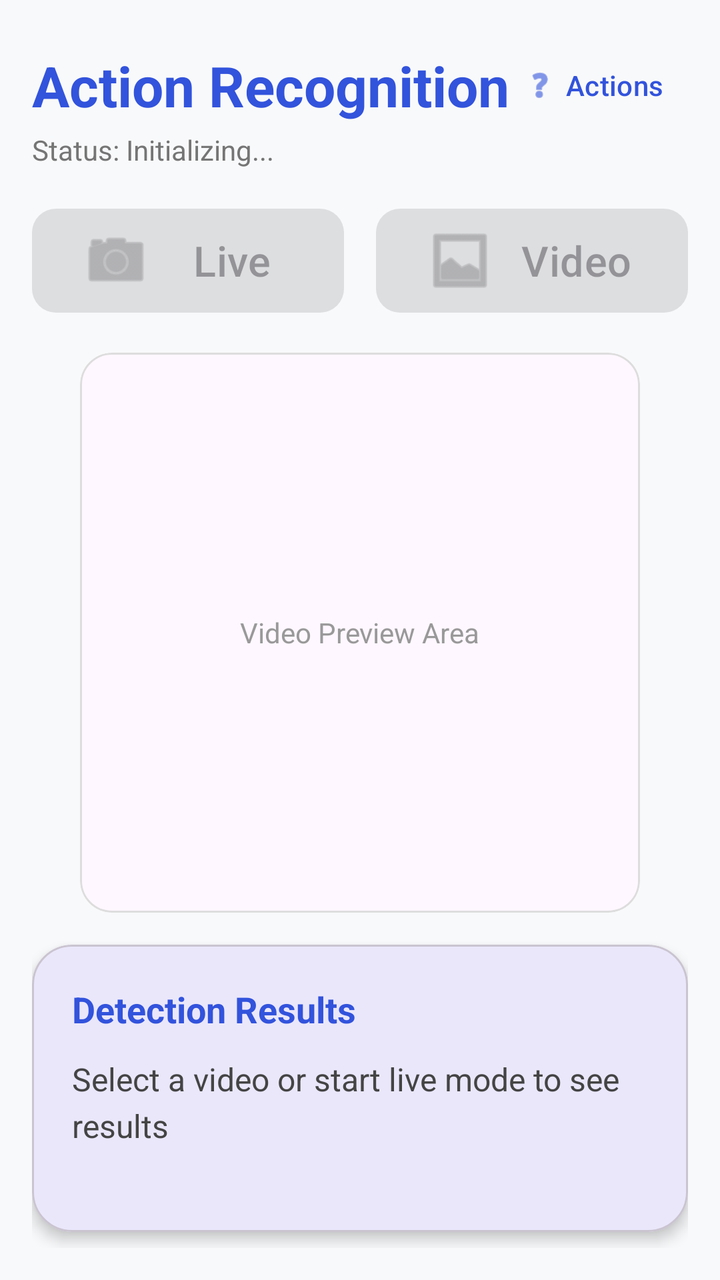
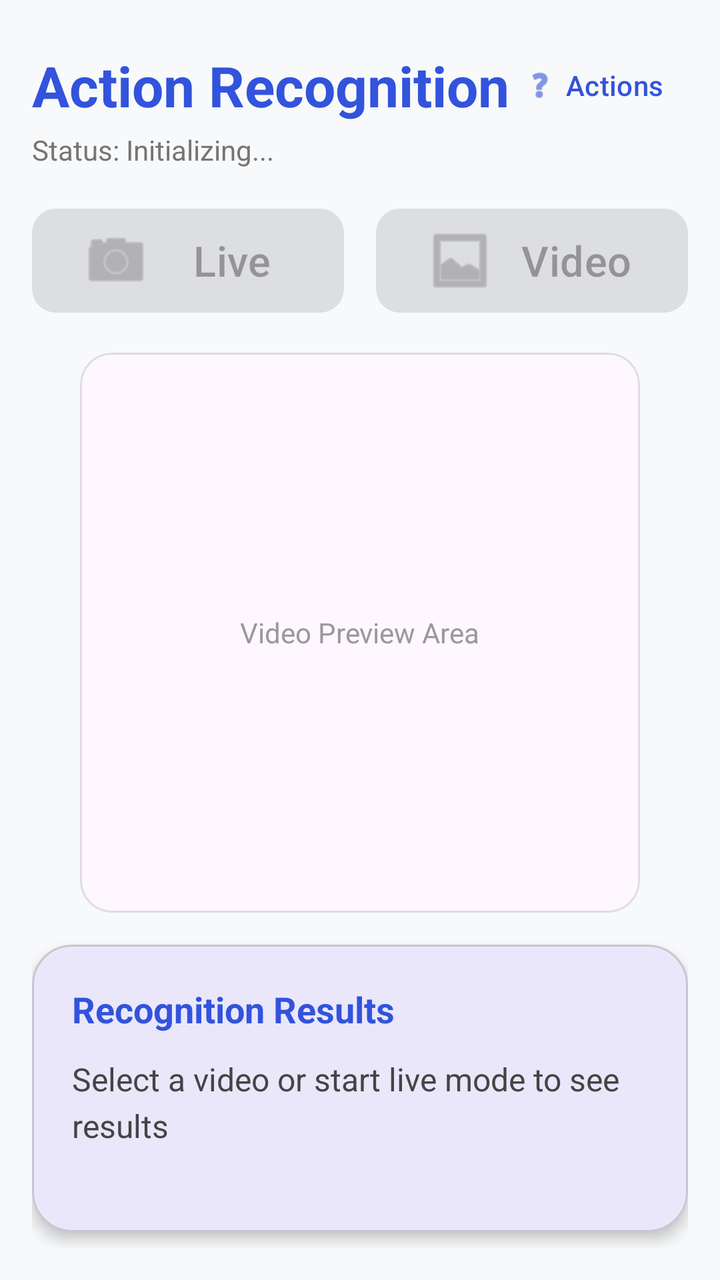

Screens rendered from an Android XML layout before and after an edit, with the pre-edit source and the edit as a unified diff.
<!-- AndroidManifest.xml: application theme Theme.ActionRecognition -->
<!-- res/layout/activity_main.xml -->
<?xml version="1.0" encoding="utf-8"?>
<androidx.constraintlayout.widget.ConstraintLayout xmlns:android="http://schemas.android.com/apk/res/android"
    xmlns:app="http://schemas.android.com/apk/res-auto"
    xmlns:tools="http://schemas.android.com/tools"
    android:layout_width="match_parent"
    android:layout_height="match_parent"
    android:background="@color/background"
    android:padding="16dp">

    <TextView
        android:id="@+id/tvHeader"
        android:layout_width="wrap_content"
        android:layout_height="wrap_content"
        android:text="Action Recognition"
        android:textSize="28sp"
        android:textStyle="bold"
        android:textColor="@color/primary"
        app:layout_constraintTop_toTopOf="parent"
        app:layout_constraintStart_toStartOf="parent"
        android:layout_marginTop="8dp" />

    <com.google.android.material.button.MaterialButton
        android:id="@+id/btnTutorial"
        style="@style/Widget.Material3.Button.TextButton"
        android:layout_width="wrap_content"
        android:layout_height="wrap_content"
        android:text="Actions"
        app:icon="@android:drawable/ic_menu_help"
        app:layout_constraintTop_toTopOf="@id/tvHeader"
        app:layout_constraintEnd_toEndOf="parent"
        app:layout_constraintBottom_toBottomOf="@id/tvHeader" />

    <TextView
        android:id="@+id/tvStatus"
        android:layout_width="0dp"
        android:layout_height="wrap_content"
        android:text="Status: Initializing..."
        android:textSize="14sp"
        android:textColor="#757575"
        android:layout_marginTop="4dp"
        app:layout_constraintTop_toBottomOf="@id/tvHeader"
        app:layout_constraintStart_toStartOf="@id/tvHeader"
        app:layout_constraintEnd_toEndOf="parent" />

    <LinearLayout
        android:id="@+id/layoutButtons"
        android:layout_width="match_parent"
        android:layout_height="wrap_content"
        android:orientation="horizontal"
        android:layout_marginTop="16dp"
        app:layout_constraintTop_toBottomOf="@id/tvStatus">

        <com.google.android.material.button.MaterialButton
            android:id="@+id/btnRealTime"
            android:layout_width="0dp"
            android:layout_height="60dp"
            android:layout_marginEnd="8dp"
            android:layout_weight="1"
            android:enabled="false"
            android:text="Live"
            android:textSize="21sp"
            app:cornerRadius="12dp"
            app:icon="@android:drawable/ic_menu_camera"
            app:iconSize="36dp" />

        <com.google.android.material.button.MaterialButton
            android:id="@+id/btnSelectVideo"
            android:layout_width="0dp"
            android:layout_height="60dp"
            android:layout_marginStart="8dp"
            android:layout_weight="1"
            android:enabled="false"
            android:text="Video"
            android:textSize="21sp"
            app:cornerRadius="12dp"
            app:icon="@android:drawable/ic_menu_gallery"
            app:iconSize="36dp" />
    </LinearLayout>

    <com.google.android.material.card.MaterialCardView
        android:id="@+id/previewContainer"
        android:layout_width="match_parent"
        android:layout_height="0dp"
        android:layout_marginStart="24dp"
        android:layout_marginTop="16dp"
        android:layout_marginEnd="24dp"
        app:cardCornerRadius="16dp"
        app:cardElevation="0dp"
        app:layout_constraintDimensionRatio="1:1"
        app:layout_constraintEnd_toEndOf="parent"
        app:layout_constraintStart_toStartOf="parent"
        app:layout_constraintTop_toBottomOf="@id/layoutButtons"
        app:strokeColor="#DDDDDD"
        app:strokeWidth="1dp">

        <FrameLayout
            android:layout_width="match_parent"
            android:layout_height="match_parent">

            <TextView
                android:id="@+id/tvPlaceholder"
                android:layout_width="wrap_content"
                android:layout_height="wrap_content"
                android:layout_gravity="center"
                android:text="Video Preview Area"
                android:textColor="#999999" />

            <ImageView
                android:id="@+id/ivPreview"
                android:layout_width="match_parent"
                android:layout_height="match_parent"
                android:background="#F0F0F0"
                android:contentDescription="Video frame preview"
                android:scaleType="centerCrop"
                android:visibility="gone" />
        </FrameLayout>
    </com.google.android.material.card.MaterialCardView>

    <com.google.android.material.card.MaterialCardView
        android:id="@+id/resultsContainer"
        android:layout_width="match_parent"
        android:layout_height="0dp"
        android:layout_marginTop="16dp"
        android:layout_marginBottom="8dp"
        app:cardCornerRadius="20dp"
        app:cardElevation="4dp"
        app:layout_constraintTop_toBottomOf="@id/previewContainer"
        app:layout_constraintBottom_toBottomOf="parent">

        <LinearLayout
            android:layout_width="match_parent"
            android:layout_height="match_parent"
            android:orientation="vertical"
            android:padding="20dp">

            <TextView
                android:layout_width="wrap_content"
                android:layout_height="wrap_content"
                android:text="Detection Results"
                android:textSize="18sp"
                android:textStyle="bold"
                android:textColor="@color/primary"
                android:layout_marginBottom="12dp" />

            <ScrollView
                android:layout_width="match_parent"
                android:layout_height="match_parent"
                android:fadeScrollbars="false">

                <TextView
                    android:id="@+id/tvResult"
                    android:layout_width="match_parent"
                    android:layout_height="wrap_content"
                    android:text="Select a video or start live mode to see results"
                    android:textSize="16sp"
                    android:textColor="#444444"
                    android:lineSpacingMultiplier="1.2"
                    android:fontFamily="sans-serif" />
            </ScrollView>
        </LinearLayout>
    </com.google.android.material.card.MaterialCardView>

</androidx.constraintlayout.widget.ConstraintLayout>
<!-- resources referenced by this layout -->
<resources>
  <color name="background">#F8F9FA</color>
  <color name="primary">#3253DC</color>
  <style name="Theme.ActionRecognition" parent="Theme.Material3.DayNight.NoActionBar">
          <item name="colorPrimary">@color/primary</item>
          <item name="colorPrimaryVariant">@color/primary_variant</item>
          <item name="colorSecondary">@color/secondary</item>
          <item name="android:windowBackground">@color/background</item>
          <item name="android:statusBarColor">@color/primary_variant</item>
      </style>
  <color name="primary_variant">#263EB3</color>
  <color name="secondary">#03DAC6</color>
</resources>

<!-- the commit's change to res/layout/activity_main.xml (unified diff, before → after) -->
@@ -136,11 +136,11 @@
             <TextView
                 android:layout_width="wrap_content"
                 android:layout_height="wrap_content"
-                android:text="Detection Results"
+                android:layout_marginBottom="12dp"
+                android:text="Recognition Results"
+                android:textColor="@color/primary"
                 android:textSize="18sp"
-                android:textStyle="bold"
-                android:textColor="@color/primary"
-                android:layout_marginBottom="12dp" />
+                android:textStyle="bold" />
 
             <ScrollView
                 android:layout_width="match_parent"
